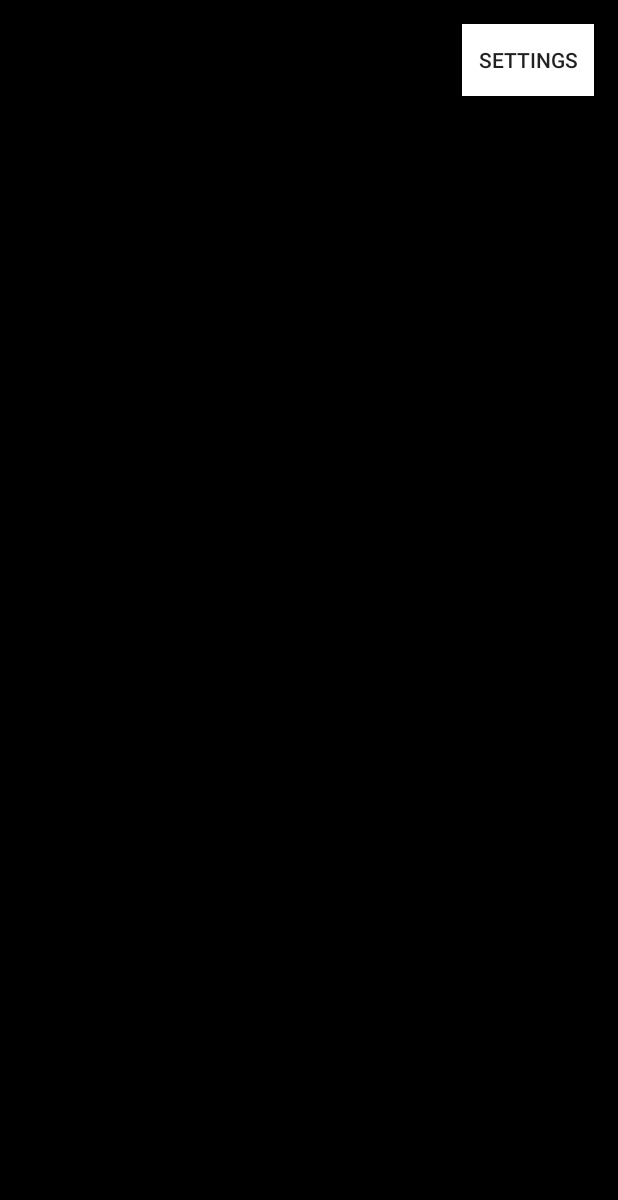
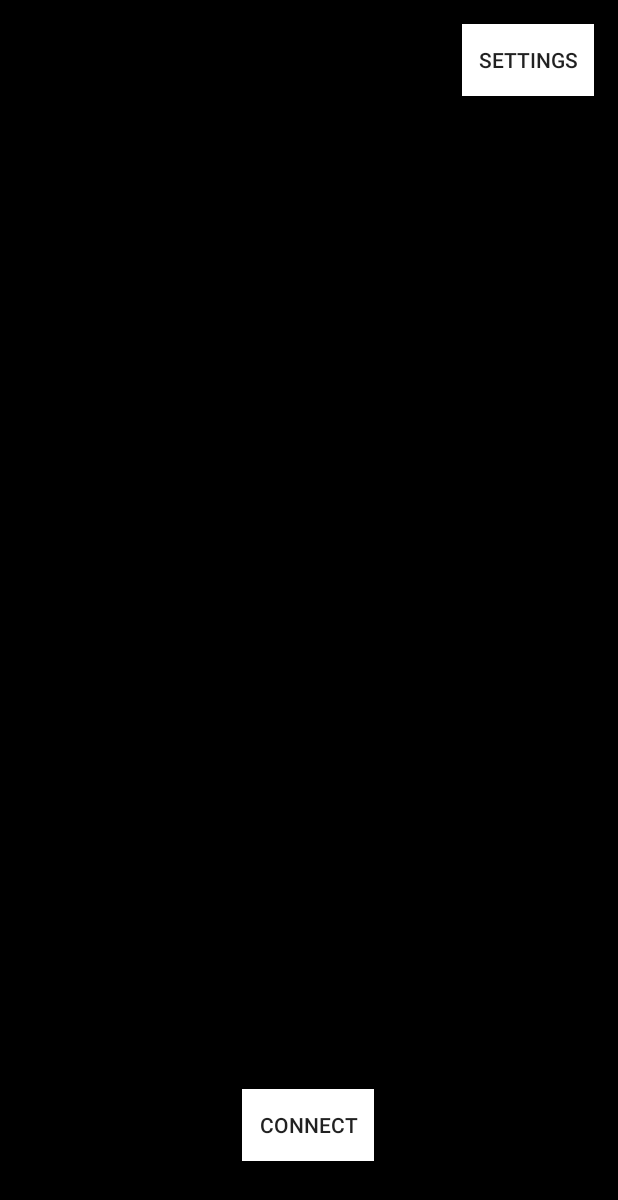
Before and after one commit to Clem0908/SmartDash, an Android app built with Jetpack Compose: the layout activity_main.xml on its own in the app's theme, with its tools: preview values and no code run, on a phone screen of 412 x 824 dp. Shown: the top 1200 px of the screen. Run offline under Robolectric (Android 15) with nearby library versions, the phone set to English and light mode, and no system bars.

Commit message:
on avance I hope

```diff
--- a/app/build.gradle.kts
+++ b/app/build.gradle.kts
@@ -4,6 +4,10 @@ plugins {
 }
 
 android {
+
+    /*lint {
+        baseline = file(lint-baseline.xml)
+    }*/
     namespace = "org.clement.smartdash"
     compileSdk = 33
 
@@ -27,6 +31,7 @@ android {
                 getDefaultProguardFile("proguard-android-optimize.txt"),
                 "proguard-rules.pro"
             )
+            signingConfig = signingConfigs.getByName("debug")
         }
     }
     compileOptions {
@@ -51,6 +56,7 @@ android {
 
 dependencies {
 
+    implementation ("org.jetbrains.kotlinx:kotlinx-coroutines-core:1.5.1")
     implementation("androidx.core:core-ktx:1.10.1")
     implementation("androidx.lifecycle:lifecycle-runtime-ktx:2.6.1")
     implementation("androidx.activity:activity-compose:1.7.2")
--- a/app/src/main/AndroidManifest.xml
+++ b/app/src/main/AndroidManifest.xml
@@ -2,6 +2,7 @@
 <manifest xmlns:android="http://schemas.android.com/apk/res/android"
     xmlns:tools="http://schemas.android.com/tools">
 
+    <uses-permission android:name="android.permission.INTERNET" />
     <application
         android:allowBackup="true"
         android:dataExtractionRules="@xml/data_extraction_rules"
--- a/app/src/main/java/org/clement/smartdash/Settings.kt
+++ b/app/src/main/java/org/clement/smartdash/Settings.kt
@@ -35,7 +35,8 @@ class Settings : ComponentActivity() {
                 Toast.makeText(this, savedString, Toast.LENGTH_SHORT).show()
 
             } catch (e: NumberFormatException) {
-                Toast.makeText(this, "Invalid input. Please enter a valid integer.", Toast.LENGTH_SHORT).show()
+                val invalidStr = getString(R.string.invalid_input)
+                Toast.makeText(this, invalidStr, Toast.LENGTH_SHORT).show()
             }
         }
     }
--- a/app/src/main/res/layout/activity_main.xml
+++ b/app/src/main/res/layout/activity_main.xml
@@ -32,14 +32,16 @@
         app:layout_constraintStart_toStartOf="parent"
         app:layout_constraintTop_toTopOf="parent" />
 
-    <TextView
-        android:id="@+id/connexion"
-        android:layout_width="150dp"
-        android:layout_height="150dp"
-        android:textColor="@color/white"
+    <Button
+        android:id="@+id/connection"
+        android:layout_width="wrap_content"
+        android:layout_height="wrap_content"
+        android:layout_marginBottom="50dp"
+        android:background="@color/white"
+        android:text="@string/connection"
         app:layout_constraintBottom_toBottomOf="parent"
         app:layout_constraintEnd_toEndOf="parent"
         app:layout_constraintHorizontal_bias="0.498"
-        app:layout_constraintStart_toStartOf="parent"
-        app:layout_constraintTop_toTopOf="parent" />
+        app:layout_constraintStart_toStartOf="parent" />
+
 </androidx.constraintlayout.widget.ConstraintLayout>
--- a/app/src/main/res/layout/settings.xml
+++ b/app/src/main/res/layout/settings.xml
@@ -24,7 +24,7 @@
         android:layout_height="24dp"
         android:layout_marginTop="50dp"
         android:background="@color/white"
-        android:inputType="text"
+        android:inputType="phone"
         android:maxLines="1"
         android:textAlignment="center"
         app:layout_constraintEnd_toEndOf="parent"
@@ -49,7 +49,7 @@
         android:layout_height="24dp"
         android:layout_marginTop="120dp"
         android:background="@color/white"
-        android:inputType="text"
+        android:inputType="phone"
         android:maxLines="1"
         android:textAlignment="center"
         app:layout_constraintEnd_toEndOf="parent"
```
Also changed, not shown: app/src/main/java/org/clement/smartdash/MainActivity.kt (+64 -41 lines), app/src/main/res/values/strings.xml (+6 -1 lines), 3 other files.
